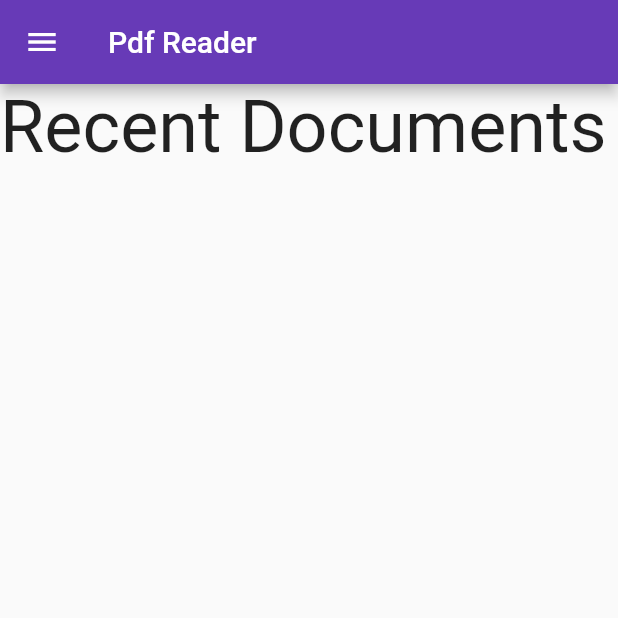
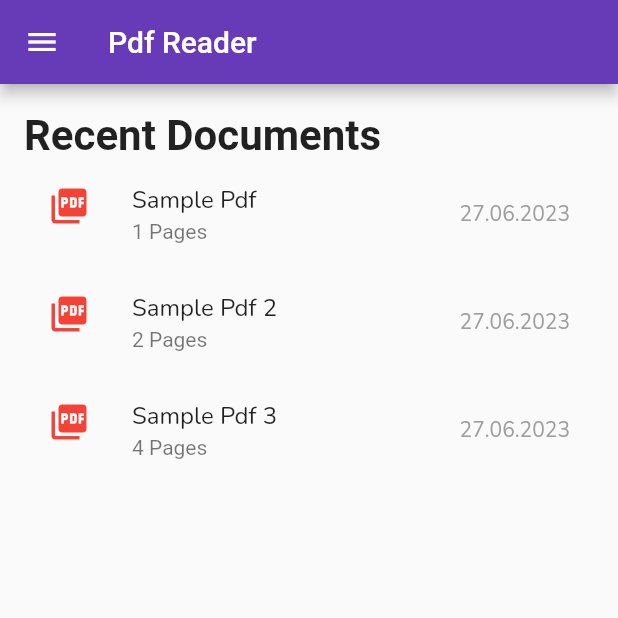
Before and after one commit to balkayunus7/pdf_reader, a Flutter app: the screen it shows after launch, on a phone screen of 412 x 824 dp, the top half of it. Run offline on Flutter 3.47's test engine with Material 2 defaults, Android fonts, the phone set to English and light mode, and no system bars; our stand-ins replace google_fonts; missing offline and left inert: syncfusion_flutter_pdfviewer.

Commit message:
Home Page and Reader Page added

```diff
--- a/lib/model/document_model.dart
+++ b/lib/model/document_model.dart
@@ -10,4 +10,16 @@ class Document {
     this.doc_title,
     this.page_num,
   );
+
+  static List<Document> doc_list = [
+    Document(
+        "27.06.2023", "https://pdfobject.com/pdf/sample.pdf", "Sample Pdf", 1),
+    Document("27.06.2023", "https://www.africau.edu/images/default/sample.pdf",
+        "Sample Pdf 2", 2),
+    Document(
+        "27.06.2023",
+        "https://www.adobe.com/support/products/enterprise/knowledgecenter/media/c4611_sample_explain.pdf",
+        "Sample Pdf 3",
+        4),
+  ];
 }
--- a/lib/pages/home_page.dart
+++ b/lib/pages/home_page.dart
@@ -1,5 +1,7 @@
+import 'package:pdf_reader/model/document_model.dart';
 import 'package:flutter/material.dart';
 import 'package:google_fonts/google_fonts.dart';
+import 'package:pdf_reader/pages/reader_page.dart';
 
 class HomePage extends StatefulWidget {
   const HomePage({super.key});
@@ -20,7 +22,9 @@ class _HomePageState extends State<HomePage> {
         ),
         title: const Text('Pdf Reader'),
       ),
-      body: SafeArea(
+      body: Padding(
+        padding: const EdgeInsets.symmetric(horizontal: 16, vertical: 18),
+        child: SafeArea(
             child: SingleChildScrollView(
           child: Column(
             mainAxisAlignment: MainAxisAlignment.start,
@@ -28,11 +32,40 @@ class _HomePageState extends State<HomePage> {
             children: [
               Text(
                 "Recent Documents",
-              style: GoogleFonts.roboto(fontSize: 48.0),
-            )
+                style: GoogleFonts.roboto(
+                    fontSize: 28.0, fontWeight: FontWeight.bold),
+              ),
+              Column(
+                  children: Document.doc_list
+                      .map((doc) => ListTile(
+                            onTap: () {
+                              Navigator.push(
+                                  context,
+                                  MaterialPageRoute(
+                                    builder: (context) => ReaderPage(doc: doc),
+                                  ));
+                            },
+                            title: Text(
+                              doc.doc_title!,
+                              overflow: TextOverflow.ellipsis,
+                              style: GoogleFonts.nunito(),
+                            ),
+                            subtitle: Text("${doc.page_num!} Pages"),
+                            trailing: Text(
+                              doc.doc_date!,
+                              style: GoogleFonts.nunito(color: Colors.grey),
+                            ),
+                            leading: const Icon(
+                              Icons.picture_as_pdf,
+                              color: Colors.red,
+                              size: 28,
+                            ),
+                          ))
+                      .toList())
             ],
           ),
         )),
+      ),
     );
   }
 }
```
Also changed, not shown: lib/pages/reader_page.dart (added, +26 -0 lines). Lines whose indentation alone changed are shown as unchanged.
